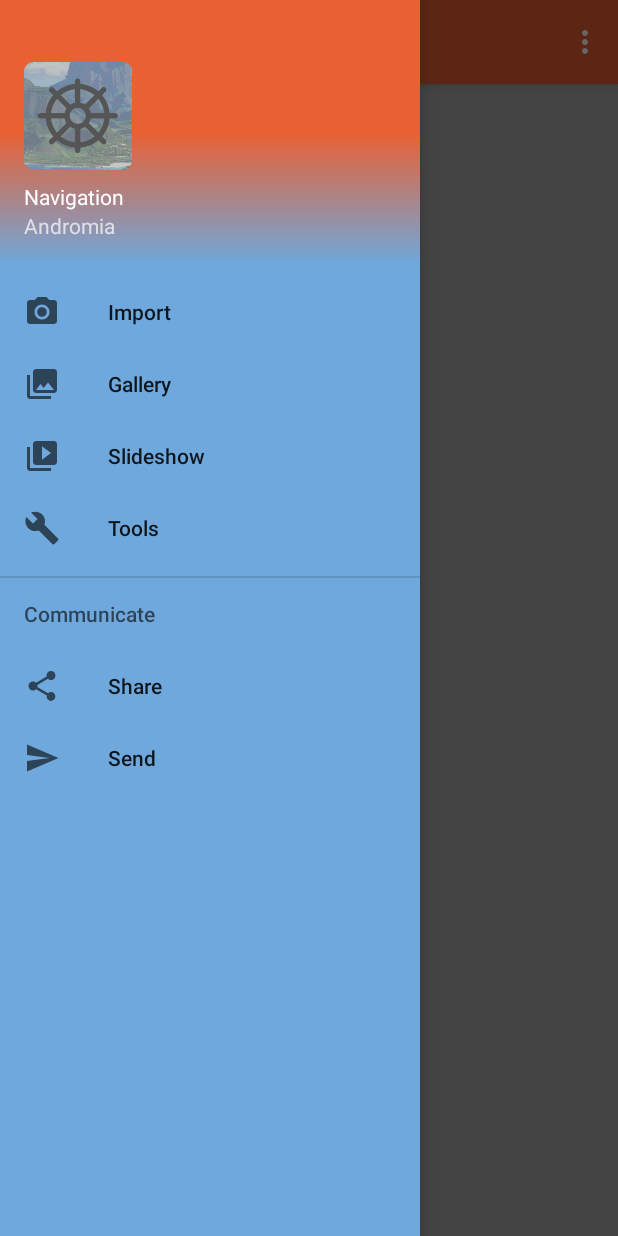
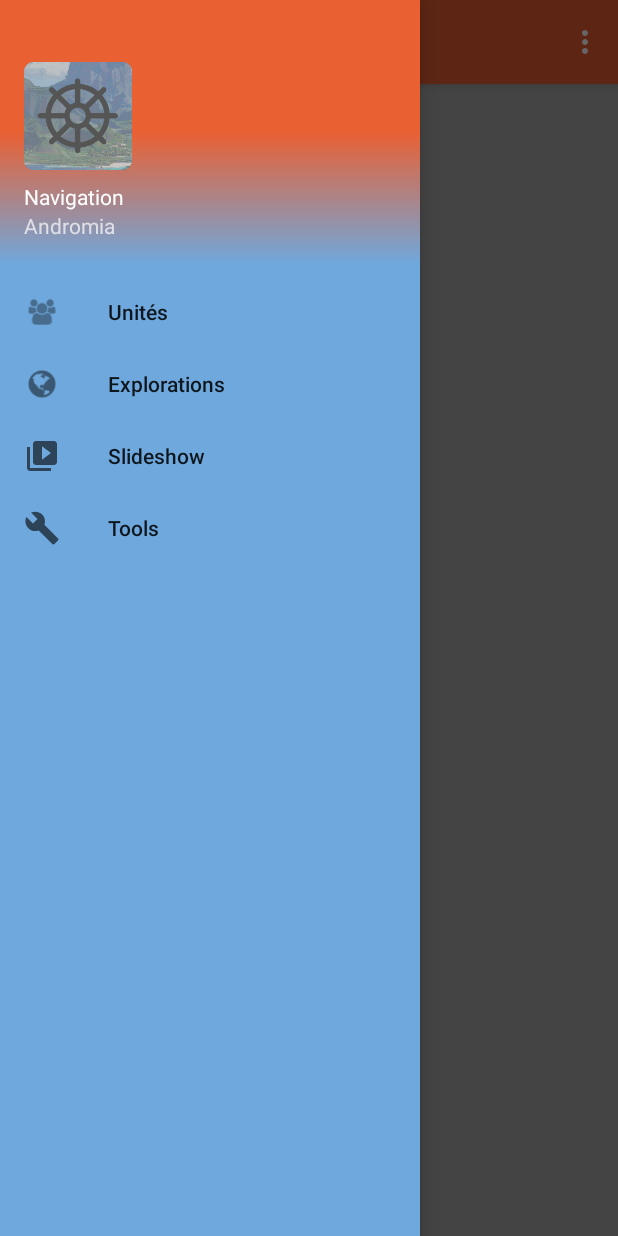
Before and after one commit to AlexandreBrown/Andromia, an Android app: the MainActivity screen opened directly, with no data from a screen before it, with the side drawer open, on a phone screen of 412 x 824 dp. Run offline under Robolectric (Android 15) with nearby library versions, the phone set to English and light mode, and no system bars.

Commit message:
Ajout icones explo et unit dans navigation + continuer fragments units

```diff
--- a/app/src/main/java/cstj/qc/ca/andromia/adapters/RecyclerViewAdapter.kt
+++ b/app/src/main/java/cstj/qc/ca/andromia/adapters/RecyclerViewAdapter.kt
@@ -6,6 +6,7 @@ import android.view.View
 import android.view.LayoutInflater
 import com.squareup.picasso.Picasso
 import cstj.qc.ca.andromia.R
+import cstj.qc.ca.andromia.fragments.OnListItemFragmentInteractionListener
 
 import cstj.qc.ca.andromia.fragments.UnitsExplorateurFragment
 import cstj.qc.ca.andromia.helpers.SERVEUR_ANDROMIA_SERVICE
@@ -15,7 +16,7 @@ import kotlinx.android.synthetic.main.card_unit.view.*
 /**
  * Created by Guillaume on 2017-12-12.
  */
-class RecyclerViewAdapter(private val mValues:List<Unit>, private val mListener: UnitsExplorateurFragment.OnListFragmentInteractionListener?): RecyclerView.Adapter<RecyclerViewAdapter.ViewHolder>() {
+class RecyclerViewAdapter(private val mValues:List<Unit>, private val mListener: OnListItemFragmentInteractionListener?): RecyclerView.Adapter<RecyclerViewAdapter.ViewHolder>() {
 
     override fun onCreateViewHolder(parent: ViewGroup, viewType: Int): ViewHolder{
         val view = LayoutInflater.from(parent.context).inflate(R.layout.card_unit, parent,false )
@@ -25,7 +26,7 @@ class RecyclerViewAdapter(private val mValues:List<Unit>, private val mListener:
     override fun onBindViewHolder(holder: ViewHolder, position: Int){
         holder.bind(mValues[position])
         holder.mView.setOnClickListener{
-            mListener!!.onListFragmentInteraction(holder.unit)
+            mListener!!.onListItemFragmentInteraction(holder.unit)
         }
     }
 
--- /dev/null
+++ b/app/src/main/java/cstj/qc/ca/andromia/fragments/OnListItemFragmentInteractionListener.kt
@@ -0,0 +1,10 @@
+package cstj.qc.ca.andromia.fragments
+
+import cstj.qc.ca.andromia.models.Item
+
+/**
+ * Created by Guillaume on 2017-12-13.
+ */
+interface OnListItemFragmentInteractionListener {
+    fun onListItemFragmentInteraction(item: Item?)
+}
--- a/app/src/main/res/menu/activity_main_drawer.xml
+++ b/app/src/main/res/menu/activity_main_drawer.xml
@@ -5,13 +5,13 @@
 
     <group android:checkableBehavior="single">
         <item
-            android:id="@+id/nav_camera"
-            android:icon="@drawable/ic_menu_camera"
-            android:title="Import" />
+            android:id="@+id/nav_unit"
+            android:icon="@drawable/ic_menu_unit"
+            android:title="Unités" />
         <item
-            android:id="@+id/nav_gallery"
-            android:icon="@drawable/ic_menu_gallery"
-            android:title="Gallery" />
+            android:id="@+id/nav_exploration"
+            android:icon="@drawable/ic_menu_exploration"
+            android:title="Explorations" />
         <item
             android:id="@+id/nav_slideshow"
             android:icon="@drawable/ic_menu_slideshow"
@@ -22,17 +22,4 @@
             android:title="Tools" />
     </group>
 
-    <item android:title="Communicate">
-        <menu>
-            <item
-                android:id="@+id/nav_share"
-                android:icon="@drawable/ic_menu_share"
-                android:title="Share" />
-            <item
-                android:id="@+id/nav_send"
-                android:icon="@drawable/ic_menu_send"
-                android:title="Send" />
-        </menu>
-    </item>
-
 </menu>
```
Also changed, not shown: app/src/main/java/cstj/qc/ca/andromia/activities/MainActivity.kt (+30 -11 lines), app/src/main/java/cstj/qc/ca/andromia/fragments/UnitsExplorateurFragment.kt (+7 -6 lines), app/src/main/java/cstj/qc/ca/andromia/fragments/dummy/DummyContent.kt (deleted, +0 -61 lines), app/src/main/java/cstj/qc/ca/andromia/models/Item.kt (added, +8 -0 lines), app/src/main/java/cstj/qc/ca/andromia/models/Unit.kt (+7 -1 lines), app/src/main/res/drawable-hdpi/ic_menu_exploration.png (added), app/src/main/res/drawable-hdpi/ic_menu_unit.png (added), app/src/main/res/drawable-mdpi/ic_menu_exploration.png (added), app/src/main/res/drawable-mdpi/ic_menu_unit.png (added), app/src/main/res/drawable-v24/iconeMenu.png/earth_globe.png (added), app/src/main/res/drawable-v24/iconeMenu.png/group_profile_users.png (added), app/src/main/res/drawable-xhdpi/ic_menu_exploration.png (added), app/src/main/res/drawable-xhdpi/ic_menu_unit.png (added), app/src/main/res/drawable-xxhdpi/ic_menu_exploration.png (added), 3 more files.
